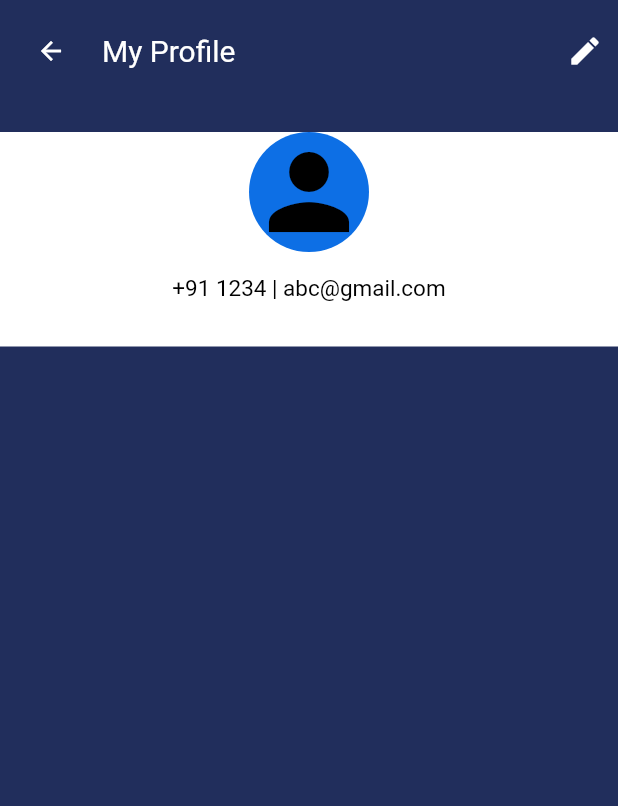
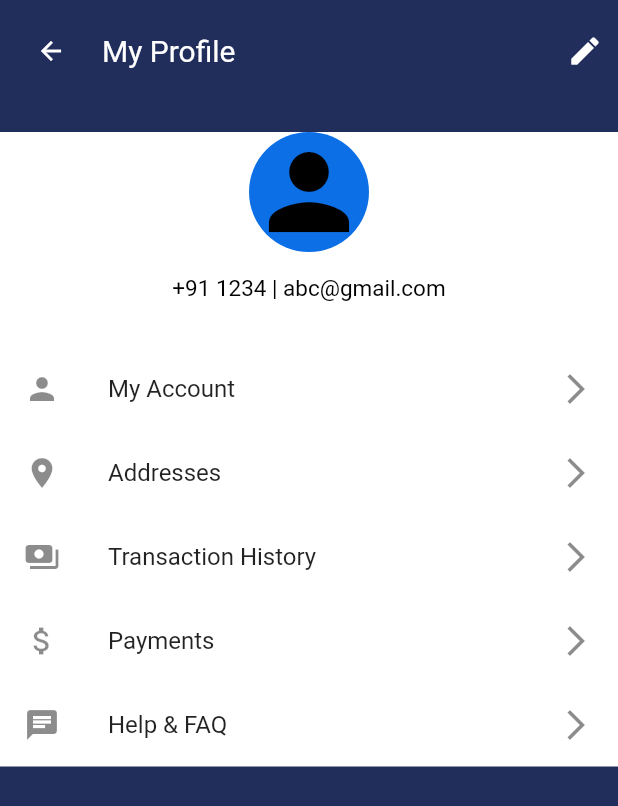
Before and after one commit to SK-0911/Roommate-App, a Flutter app: the Profile screen opened directly, on a phone screen of 412 x 824 dp. Shown: the top 806 px of the screen. Run offline on Flutter 3.47's test engine with Material 2 defaults, Android fonts, the phone set to English and light mode, and no system bars; our stand-ins replace another_carousel_pro, carousel_slider.

Commit message:
update on the My profile page

```diff
--- a/lib/Screens/profile.dart
+++ b/lib/Screens/profile.dart
@@ -86,7 +86,47 @@ class _ProfileState extends State<Profile> {
                       const SizedBox(height: 30),
 
                       Container(
-
+                        child: Center(
+                          child: Column(
+                            children: [
+                              ListTile(
+                                leading: Icon(Icons.person),
+                                title: Text(
+                                  "My Account",
+                                ),
+                                trailing: Icon(Icons.arrow_forward_ios_outlined),
+                              ),
+                              ListTile(
+                                leading: Icon(Icons.location_on),
+                                title: Text(
+                                  "Addresses",
+                                ),
+                                trailing: Icon(Icons.arrow_forward_ios_outlined),
+                              ),
+                              ListTile(
+                                leading: Icon(Icons.payments),
+                                title: Text(
+                                  "Transaction History",
+                                ),
+                                trailing: Icon(Icons.arrow_forward_ios_outlined),
+                              ),
+                              ListTile(
+                                leading: Icon(Icons.attach_money),
+                                title: Text(
+                                  "Payments",
+                                ),
+                                trailing: Icon(Icons.arrow_forward_ios_outlined),
+                              ),
+                              ListTile(
+                                leading: Icon(Icons.chat),
+                                title: Text(
+                                  "Help & FAQ",
+                                ),
+                                trailing: Icon(Icons.arrow_forward_ios_outlined),
+                              ),
+                            ],
+                          ),
+                        ),
                       )
                     ],
                   ),
--- a/lib/main.dart
+++ b/lib/main.dart
@@ -26,7 +26,7 @@ class MyApp extends StatelessWidget {
       theme: ThemeData(
         primarySwatch: Colors.blue,
       ),
-      home: Login(),
+      home: Profile(),
       debugShowCheckedModeBanner: false,
     );
   }
```
